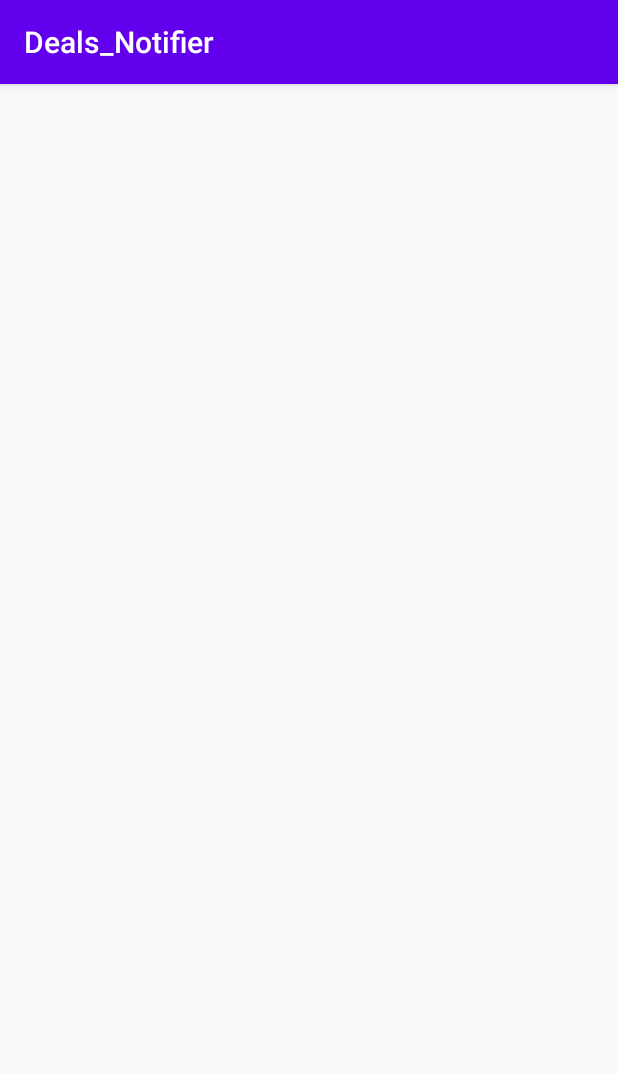
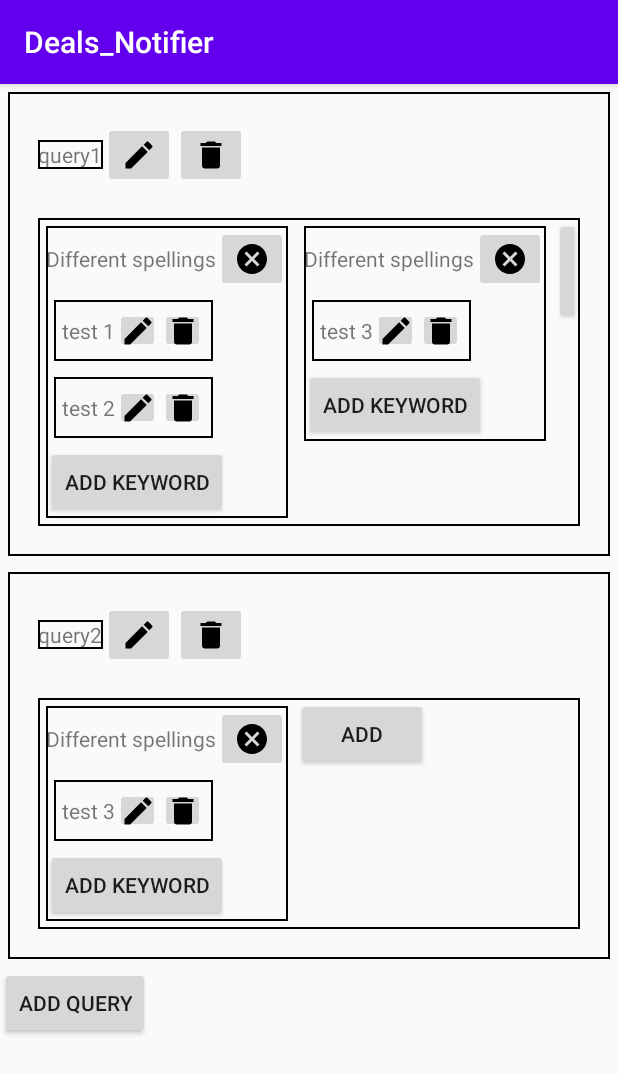
Before and after one commit to mdombrovsky/deals-notifier, an Android app: the fragment QueryFragment shown on its own in the app's theme, on a phone screen of 412 x 824 dp. Shown: the top 1074 px of the screen. Run offline under Robolectric (Android 15) with nearby library versions, the phone set to English and light mode, and no system bars.

Commit message:
Linked all the Query UI elements (eg. add, remove) up.

```diff
--- /dev/null
+++ b/app/src/main/java/com/deals_notifier/deal/input_modal/ui/TextInputModal.kt
@@ -0,0 +1,32 @@
+package com.deals_notifier.deal.input_modal.ui
+
+import android.app.AlertDialog
+import android.content.Context
+import android.text.InputType
+import android.view.View
+import android.widget.EditText
+
+
+fun textInputModal(
+    context: Context, title: String, onSuccess: (String) -> Unit
+): View.OnClickListener {
+    return View.OnClickListener {
+
+        val builder = AlertDialog.Builder(context)
+        builder.setTitle(title)
+
+        val input = EditText(context)
+        input.inputType = InputType.TYPE_CLASS_TEXT
+
+        builder.setView(input)
+
+        builder.setPositiveButton("OK") { dialog, which ->
+            dialog.dismiss()
+            onSuccess(input.text.toString())
+        }
+
+        builder.setNegativeButton("Cancel") { dialog, which -> dialog.cancel() }
+
+        builder.show()
+    }
+}
--- a/app/src/main/java/com/deals_notifier/post/model/RedditPost.kt
+++ b/app/src/main/java/com/deals_notifier/post/model/RedditPost.kt
@@ -26,7 +26,7 @@ class RedditPost(jsonPost: JSONObject) : Post() {
             stringToSearchNoSpaces =
                 title.replace("\\s".toRegex(), "") + description.replace("\\s".toRegex(), "")
 
-            Log.d("RedditScraper","Post loaded: ${this.toString()}")
+            Log.d(this.javaClass.simpleName,"Post loaded: ${this.toString()}")
 
         } else {
             throw JSONException("Incorrect Format for Reddit Post")
--- a/app/src/main/java/com/deals_notifier/query/model/Query.kt
+++ b/app/src/main/java/com/deals_notifier/query/model/Query.kt
@@ -1,8 +1,6 @@
 package com.deals_notifier.query.model
 
 
+class Query(var title: String = "", var criteria: ArrayList<Criteria> = ArrayList()) {
 
-class Query {
-    var title:String = ""
-    var criteria: ArrayList<Criteria> = ArrayList()
 }
--- a/app/src/main/java/com/deals_notifier/query/ui/CriteriaAdapter.kt
+++ b/app/src/main/java/com/deals_notifier/query/ui/CriteriaAdapter.kt
@@ -3,39 +3,60 @@ package com.deals_notifier.query.ui
 import android.view.LayoutInflater
 import android.view.View
 import android.view.ViewGroup
+import android.widget.Button
+import android.widget.ImageButton
 import androidx.recyclerview.widget.LinearLayoutManager
 import androidx.recyclerview.widget.RecyclerView
 import com.deals_notifier.R
+import com.deals_notifier.deal.input_modal.ui.textInputModal
 import com.deals_notifier.query.model.CriteriaController
 import kotlinx.android.synthetic.main.criteria_column.view.*
 
-class CriteriaAdapter() : RecyclerView.Adapter<CriteriaAdapter.ViewHolder>() {
+class CriteriaAdapter() : RecyclerView.Adapter<CriteriaAdapter.CriteriaHolder>() {
 
     lateinit var controller: CriteriaController
 
     private val viewPool = RecyclerView.RecycledViewPool()
 
-    override fun onCreateViewHolder(parent: ViewGroup, viewType: Int): ViewHolder {
+    override fun onCreateViewHolder(parent: ViewGroup, viewType: Int): CriteriaHolder {
+
+
         val inflater: LayoutInflater = LayoutInflater.from(parent.context)
         val view: View = inflater.inflate(R.layout.criteria_column, parent, false)
-        return ViewHolder(view)
+        return CriteriaHolder(view)
+
     }
 
     override fun getItemCount(): Int {
         return if (this::controller.isInitialized) this.controller.getSize() else 0
     }
 
-    override fun onBindViewHolder(holder: ViewHolder, position: Int) {
+    override fun onBindViewHolder(holder: CriteriaHolder, position: Int) {
+
+        val newAdapter = controller.createKeyWordAdapter(position)
         holder.recyclerView.apply {
             layoutManager =
                 LinearLayoutManager(holder.recyclerView.context, RecyclerView.VERTICAL, false)
-            adapter = controller.createKeyWordAdapter(position)
+            adapter = newAdapter
 
         }
         holder.recyclerView.setRecycledViewPool(viewPool)
+
+
+        holder.addKeywordButton.setOnClickListener(
+            textInputModal(holder.addKeywordButton.context, "Add Keyword")
+            { text: String -> newAdapter.controller.add(text) }
+        )
+
+        holder.deleteCriteriaButton.setOnClickListener {
+            controller.remove(holder.adapterPosition)
+        }
     }
 
-    inner class ViewHolder(itemView: View) : RecyclerView.ViewHolder(itemView) {
+
+    inner class CriteriaHolder(itemView: View) : RecyclerView.ViewHolder(itemView) {
         val recyclerView: RecyclerView = itemView.recyclerView
+        val addKeywordButton: Button = itemView.addKeywordButton
+        val deleteCriteriaButton: ImageButton = itemView.deleteColumnButton
     }
 }
--- a/app/src/main/java/com/deals_notifier/query/ui/KeywordAdapter.kt
+++ b/app/src/main/java/com/deals_notifier/query/ui/KeywordAdapter.kt
@@ -3,32 +3,45 @@ package com.deals_notifier.query.ui
 import android.view.LayoutInflater
 import android.view.View
 import android.view.ViewGroup
+import android.widget.ImageButton
 import android.widget.TextView
 import androidx.recyclerview.widget.RecyclerView
 import com.deals_notifier.R
+import com.deals_notifier.deal.input_modal.ui.textInputModal
 import com.deals_notifier.query.model.KeywordController
 import kotlinx.android.synthetic.main.individual_keyword.view.*
 
-class KeywordAdapter: RecyclerView.Adapter<KeywordAdapter.ViewHolder>() {
+
+class KeywordAdapter : RecyclerView.Adapter<KeywordAdapter.KeywordHolder>() {
 
     lateinit var controller: KeywordController
 
-    override fun onCreateViewHolder(parent: ViewGroup, viewType: Int): ViewHolder {
+    override fun onCreateViewHolder(parent: ViewGroup, viewType: Int): KeywordHolder {
         val inflater: LayoutInflater = LayoutInflater.from(parent.context)
         val view: View = inflater.inflate(R.layout.individual_keyword, parent, false)
-        return ViewHolder(view)
+        return KeywordHolder(view)
     }
 
     override fun getItemCount(): Int {
         return if (this::controller.isInitialized) this.controller.getSize() else 0
     }
 
-    override fun onBindViewHolder(holder: ViewHolder, position: Int) {
+    override fun onBindViewHolder(holder: KeywordHolder, position: Int) {
         holder.keyWord.text = controller.getKeyWord(position)
+        holder.deleteKeywordButton.setOnClickListener {
+            controller.remove(holder.adapterPosition)
+        }
+
+        holder.editKeywordButton.setOnClickListener(
+            textInputModal(holder.editKeywordButton.context, "Edit Keyword")
+            { text: String -> controller.edit(holder.adapterPosition, text) }
+        )
     }
 
-    inner class ViewHolder(itemView: View):RecyclerView.ViewHolder(itemView){
-        val keyWord:TextView = itemView.keyWord
+    inner class KeywordHolder(itemView: View) : RecyclerView.ViewHolder(itemView) {
+        val keyWord: TextView = itemView.keyWord
+        val editKeywordButton: ImageButton = itemView.editKeywordButton
+        val deleteKeywordButton: ImageButton = itemView.deleteKeywordButton
     }
 
 }
--- a/app/src/main/java/com/deals_notifier/query/ui/QueryAdapter.kt
+++ b/app/src/main/java/com/deals_notifier/query/ui/QueryAdapter.kt
@@ -3,10 +3,13 @@ package com.deals_notifier.query.ui
 import android.view.LayoutInflater
 import android.view.View
 import android.view.ViewGroup
+import android.widget.Button
+import android.widget.ImageButton
 import android.widget.TextView
 import androidx.recyclerview.widget.LinearLayoutManager
 import androidx.recyclerview.widget.RecyclerView
 import com.deals_notifier.R
+import com.deals_notifier.deal.input_modal.ui.textInputModal
 import com.deals_notifier.query.model.QueryController
 import kotlinx.android.synthetic.main.query_card.view.*
 
@@ -28,18 +31,35 @@ class QueryAdapter() :
     }
 
     override fun onBindViewHolder(holder: QueryHolder, position: Int) {
-        holder.title.text = controller.getQueryTitle(position)
+        val newAdapter = controller.createCriteriaAdapter(position)
+        holder.queryTitle.text = controller.getQueryTitle(position)
         holder.recyclerView.apply {
             layoutManager =
                 LinearLayoutManager(holder.recyclerView.context, RecyclerView.HORIZONTAL, false)
-            adapter = controller.createCriteriaAdapter(position)
+            adapter = newAdapter
         }
 
         holder.recyclerView.setRecycledViewPool(viewPool)
+
+        holder.addCriteriaButton.setOnClickListener {
+            newAdapter.controller.add()
+        }
+
+        holder.editQueryTitle.setOnClickListener(
+            textInputModal(holder.editQueryTitle.context, "Edit Query Title")
+            { text: String -> controller.setQueryTitle(holder.adapterPosition, text) }
+        )
+
+        holder.deleteQueryButton.setOnClickListener{
+            controller.remove(holder.adapterPosition)
+        }
     }
 
     inner class QueryHolder(itemView: View) : RecyclerView.ViewHolder(itemView) {
-        val title: TextView = itemView.queryTitle
+        val queryTitle: TextView = itemView.queryTitle
         val recyclerView: RecyclerView = itemView.searchColumnRecyclerView
+        val editQueryTitle: ImageButton = itemView.editQueryTitleButton
+        val addCriteriaButton: Button = itemView.addColumnButton
+        val deleteQueryButton: ImageButton= itemView.deleteQueryButton
     }
 }
--- a/app/src/main/java/com/deals_notifier/query/ui/QueryFragment.kt
+++ b/app/src/main/java/com/deals_notifier/query/ui/QueryFragment.kt
@@ -5,18 +5,20 @@ import androidx.fragment.app.Fragment
 import android.view.LayoutInflater
 import android.view.View
 import android.view.ViewGroup
+import android.widget.Button
 import androidx.recyclerview.widget.LinearLayoutManager
 import androidx.recyclerview.widget.RecyclerView
 import com.deals_notifier.R
-import com.deals_notifier.deal.ui.DealAdapter
+import com.deals_notifier.deal.input_modal.ui.textInputModal
 import com.deals_notifier.query.model.Criteria
 import com.deals_notifier.query.model.Keyword
 import com.deals_notifier.query.model.Query
 import com.deals_notifier.query.model.QueryController
-import kotlinx.android.synthetic.main.fragment_deal.view.*
 import kotlinx.android.synthetic.main.fragment_query.view.*
 
 class QueryFragment() : Fragment() {
+
+    private lateinit var addButton: Button
 
     override fun onCreateView(
         inflater: LayoutInflater, container: ViewGroup?,
@@ -24,7 +26,11 @@ class QueryFragment() : Fragment() {
     ): View? {
         // Inflate the layout for this fragment
         val view = inflater.inflate(R.layout.fragment_query, container, false)
+
+        addButton = view.addQueryButton
+
         implementRecyclerView(view)
+
 
         return view
 
@@ -32,11 +38,15 @@ class QueryFragment() : Fragment() {
 
     private fun implementRecyclerView(view: View) {
 
-        val queries = ArrayList<Query>()
-
         val queryAdapter = QueryAdapter()
 
-        val queryController = QueryController(queryAdapter, queries)
+
+        val queryController = QueryController(queryAdapter, createTestData())
+
+        addButton.setOnClickListener(
+            textInputModal(view.context, "Create Query")
+            { text: String -> queryController.add(text) }
+        )
 
         val recyclerView: RecyclerView = view.queryRecyclerView
         recyclerView.apply {
@@ -44,4 +54,25 @@ class QueryFragment() : Fragment() {
             layoutManager = LinearLayoutManager(this.context)
         }
     }
+
+    private fun createTestData(): ArrayList<Query> {
+        val keyword = Keyword("test 1")
+        val keyword2 = Keyword("test 2")
+        val keyword3 = Keyword("test 3")
+        val criteria = Criteria()
+        criteria.keywords = arrayListOf(keyword, keyword2)
+        val criteria2 = Criteria()
+        criteria2.keywords = arrayListOf(keyword3)
+        val query = Query()
+        query.title = "query1"
+        query.criteria = arrayListOf(criteria, criteria2)
+        val query2 = Query()
+        query2.title = "query2"
+
+        query2.criteria = arrayListOf(criteria2)
+
+        val queries = arrayListOf(query, query2)
+
+        return queries
+    }
 }
--- a/app/src/main/java/com/deals_notifier/scraper/model/RedditScraper.kt
+++ b/app/src/main/java/com/deals_notifier/scraper/model/RedditScraper.kt
@@ -40,7 +40,7 @@ class RedditScraper(private val subReddit: String) : Scraper() {
         response = try {
             url.readText()
         } catch (e: Exception) {
-            Log.e("RedditScraper", "Error getting response: $e")
+            Log.e(this.javaClass.simpleName, "Error getting response: $e")
             ""
         }
         return response
--- /dev/null
+++ b/app/src/main/res/drawable/black_border.xml
@@ -0,0 +1,7 @@
+<?xml version="1.0" encoding="utf-8"?>
+<shape xmlns:android="http://schemas.android.com/apk/res/android"
+    android:shape="rectangle">
+    <stroke
+        android:width="1dp"
+        android:color="@android:color/black" />
+</shape>
--- /dev/null
+++ b/app/src/main/res/drawable/close_circle.xml
@@ -0,0 +1,8 @@
+<!-- drawable/close_circle.xml -->
+<vector xmlns:android="http://schemas.android.com/apk/res/android"
+    android:height="24dp"
+    android:width="24dp"
+    android:viewportWidth="24"
+    android:viewportHeight="24">
+    <path android:fillColor="#000" android:pathData="M12,2C17.53,2 22,6.47 22,12C22,17.53 17.53,22 12,22C6.47,22 2,17.53 2,12C2,6.47 6.47,2 12,2M15.59,7L12,10.59L8.41,7L7,8.41L10.59,12L7,15.59L8.41,17L12,13.41L15.59,17L17,15.59L13.41,12L17,8.41L15.59,7Z" />
+</vector>
--- /dev/null
+++ b/app/src/main/res/drawable/delete.xml
@@ -0,0 +1,8 @@
+<!-- drawable/delete.xml -->
+<vector xmlns:android="http://schemas.android.com/apk/res/android"
+    android:height="24dp"
+    android:width="24dp"
+    android:viewportWidth="24"
+    android:viewportHeight="24">
+    <path android:fillColor="#000" android:pathData="M19,4H15.5L14.5,3H9.5L8.5,4H5V6H19M6,19A2,2 0 0,0 8,21H16A2,2 0 0,0 18,19V7H6V19Z" />
+</vector>
--- /dev/null
+++ b/app/src/main/res/drawable/pencil.xml
@@ -0,0 +1,8 @@
+<!-- drawable/pencil.xml -->
+<vector xmlns:android="http://schemas.android.com/apk/res/android"
+    android:height="24dp"
+    android:width="24dp"
+    android:viewportWidth="24"
+    android:viewportHeight="24">
+    <path android:fillColor="#000" android:pathData="M20.71,7.04C21.1,6.65 21.1,6 20.71,5.63L18.37,3.29C18,2.9 17.35,2.9 16.96,3.29L15.12,5.12L18.87,8.87M3,17.25V21H6.75L17.81,9.93L14.06,6.18L3,17.25Z" />
+</vector>
--- a/app/src/main/res/layout/criteria_column.xml
+++ b/app/src/main/res/layout/criteria_column.xml
@@ -1,20 +1,52 @@
 <?xml version="1.0" encoding="utf-8"?>
-<androidx.constraintlayout.widget.ConstraintLayout
-    xmlns:android="http://schemas.android.com/apk/res/android"
+<LinearLayout xmlns:android="http://schemas.android.com/apk/res/android"
     xmlns:app="http://schemas.android.com/apk/res-auto"
     xmlns:tools="http://schemas.android.com/tools"
-    android:layout_width="match_parent"
-    android:layout_height="match_parent">
+    android:layout_width="wrap_content"
+    android:layout_height="wrap_content"
+    android:layout_margin="5dp"
+    android:background="@drawable/black_border"
+    android:orientation="vertical">
+
+    <LinearLayout
+        android:layout_width="wrap_content"
+        android:layout_height="wrap_content"
+        android:orientation="horizontal">
+
+        <TextView
+            android:layout_width="wrap_content"
+            android:layout_height="wrap_content"
+            android:layout_gravity="center"
+            android:text="Different spellings" />
+
+        <ImageButton
+            android:id="@+id/deleteColumnButton"
+            android:layout_width="wrap_content"
+            android:layout_height="wrap_content"
+            android:layout_gravity="top|right"
+            android:src="@drawable/close_circle"
+            tools:ignore="RtlHardcoded,RtlSymmetry" />
+    </LinearLayout>
+
+    <LinearLayout
+        android:layout_width="wrap_content"
+        android:layout_height="wrap_content"
+        android:orientation="vertical">
 
 
+        <androidx.recyclerview.widget.RecyclerView
+            android:id="@+id/recyclerView"
+            android:layout_width="wrap_content"
+            android:layout_height="wrap_content"
+            android:foregroundGravity="left" />
 
-    <androidx.recyclerview.widget.RecyclerView
-        android:id="@+id/recyclerView"
-        android:layout_width="match_parent"
-        android:layout_height="wrap_content"
-        android:foregroundGravity="left"
-        app:layout_constraintBottom_toBottomOf="parent"
-        app:layout_constraintEnd_toEndOf="parent"
-        app:layout_constraintStart_toStartOf="parent"
-        app:layout_constraintTop_toTopOf="parent" />
-</androidx.constraintlayout.widget.ConstraintLayout>
+        <Button
+            android:id="@+id/addKeywordButton"
+            android:layout_width="wrap_content"
+            android:layout_height="wrap_content"
+            android:maxLines="1"
+            android:text="Add Keyword" />
+
+
+    </LinearLayout>
+</LinearLayout>
--- a/app/src/main/res/layout/fragment_query.xml
+++ b/app/src/main/res/layout/fragment_query.xml
@@ -1,23 +1,21 @@
 <?xml version="1.0" encoding="utf-8"?>
-<FrameLayout xmlns:android="http://schemas.android.com/apk/res/android"
+<LinearLayout xmlns:android="http://schemas.android.com/apk/res/android"
     xmlns:tools="http://schemas.android.com/tools"
     android:layout_width="match_parent"
-    android:layout_height="match_parent"
+    android:layout_height="wrap_content"
+    android:orientation="vertical"
     tools:context=".query.ui.QueryFragment">
 
-
-<!--    <TextView-->
-<!--        android:layout_width="wrap_content"-->
-<!--        android:layout_height="wrap_content"-->
-<!--        android:text="test2"-->
-<!--        android:layout_gravity="center"-->
-
-<!--        android:textSize="100dp"/>-->
 
     <androidx.recyclerview.widget.RecyclerView
         android:id="@+id/queryRecyclerView"
         android:layout_width="match_parent"
-        android:layout_height="match_parent"
-        />
+        android:layout_height="wrap_content" />
 
-</FrameLayout>
+    <Button
+        android:id="@+id/addQueryButton"
+        android:layout_width="wrap_content"
+        android:layout_height="wrap_content"
+        android:text="Add Query" />
+
+</LinearLayout>
--- a/app/src/main/res/layout/individual_keyword.xml
+++ b/app/src/main/res/layout/individual_keyword.xml
@@ -1,17 +1,33 @@
 <?xml version="1.0" encoding="utf-8"?>
-<androidx.constraintlayout.widget.ConstraintLayout
-    xmlns:android="http://schemas.android.com/apk/res/android"
+<LinearLayout xmlns:android="http://schemas.android.com/apk/res/android"
     xmlns:app="http://schemas.android.com/apk/res-auto"
-    android:layout_width="match_parent"
-    android:layout_height="match_parent">
+    android:layout_width="wrap_content"
+    android:layout_height="wrap_content"
+    android:layout_margin="5dp"
+    android:background="@drawable/black_border"
+    android:orientation="horizontal"
+    android:padding="5dp">
 
     <TextView
         android:id="@+id/keyWord"
         android:layout_width="wrap_content"
         android:layout_height="wrap_content"
-        android:text="TextView"
-        app:layout_constraintBottom_toBottomOf="parent"
-        app:layout_constraintEnd_toEndOf="parent"
-        app:layout_constraintStart_toStartOf="parent"
-        app:layout_constraintTop_toTopOf="parent" />
-</androidx.constraintlayout.widget.ConstraintLayout>
+        android:layout_gravity="center"
+        android:text="TextView" />
+
+    <ImageButton
+        android:id="@+id/editKeywordButton"
+        android:layout_width="30dp"
+        android:layout_height="30dp"
+        android:src="@drawable/pencil"
+        android:contentDescription="Edit Keyword" />
+
+    <ImageButton
+        android:id="@+id/deleteKeywordButton"
+        android:layout_width="30dp"
+        android:layout_height="30dp"
+        android:src="@drawable/delete"
+        android:contentDescription="Delete Keyword" />
+
+
+</LinearLayout>
--- a/app/src/main/res/layout/query_card.xml
+++ b/app/src/main/res/layout/query_card.xml
@@ -1,33 +1,68 @@
-<?xml version="1.0" encoding="utf-8"?>
-<androidx.constraintlayout.widget.ConstraintLayout
-    xmlns:android="http://schemas.android.com/apk/res/android"
-    xmlns:app="http://schemas.android.com/apk/res-auto"
-    xmlns:tools="http://schemas.android.com/tools"
+<!--<com.google.android.material.card.MaterialCardView xmlns:android="http://schemas.android.com/apk/res/android"-->
+<!--    android:layout_width="match_parent"-->
+<!--    android:layout_height="wrap_content">-->
+
+<LinearLayout xmlns:android="http://schemas.android.com/apk/res/android"
     android:layout_width="match_parent"
-    android:layout_height="match_parent">
+    android:layout_height="wrap_content"
+    android:layout_margin="5dp"
+    android:background="@drawable/black_border"
+    android:orientation="vertical">
+
+    <LinearLayout
+        android:layout_width="match_parent"
+        android:layout_height="wrap_content"
+        android:layout_marginLeft="20dp"
+        android:layout_marginTop="20dp"
+        android:layout_marginRight="20dp"
+        android:layout_marginBottom="0dp"
+        android:orientation="horizontal">
 
         <TextView
             android:id="@+id/queryTitle"
             android:layout_width="wrap_content"
             android:layout_height="wrap_content"
-        android:text="TextView"
-        app:layout_constraintEnd_toEndOf="parent"
-        app:layout_constraintStart_toStartOf="parent"
-        app:layout_constraintTop_toTopOf="parent" />
+
+            android:layout_gravity="center"
+            android:background="@drawable/black_border"
+            android:text="Title" />
+
+        <ImageButton
+            android:id="@+id/editQueryTitleButton"
+            android:layout_width="wrap_content"
+            android:layout_height="wrap_content"
+            android:contentDescription="Edit Query Title"
+            android:src="@drawable/pencil" />
+
+        <ImageButton
+            android:id="@+id/deleteQueryButton"
+            android:layout_width="wrap_content"
+            android:layout_height="wrap_content"
+            android:contentDescription="Delete Query"
+            android:src="@drawable/delete" />
+    </LinearLayout>
+
+    <LinearLayout
+        android:layout_width="match_parent"
+        android:layout_height="match_parent"
+        android:layout_margin="20dp"
+        android:background="@drawable/black_border"
+        android:orientation="horizontal">
 
         <androidx.recyclerview.widget.RecyclerView
             android:id="@+id/searchColumnRecyclerView"
-        android:layout_width="match_parent"
+
+            android:layout_width="wrap_content"
             android:layout_height="wrap_content"
-        android:layout_marginTop="16dp"
-        app:layout_constraintEnd_toEndOf="parent"
-        app:layout_constraintHorizontal_bias="0.0"
-        app:layout_constraintStart_toStartOf="parent"
-        app:layout_constraintTop_toBottomOf="@+id/queryTitle"
-        android:orientation="horizontal"
-
-        >
+            android:orientation="horizontal">
 
         </androidx.recyclerview.widget.RecyclerView>
 
-</androidx.constraintlayout.widget.ConstraintLayout>
+        <Button
+            android:id="@+id/addColumnButton"
+            android:layout_width="wrap_content"
+            android:layout_height="wrap_content"
+            android:text="Add" />
+
+    </LinearLayout>
+</LinearLayout>
```
Also changed, not shown: app/src/main/java/com/deals_notifier/query/model/CriteriaController.kt (+26 -2 lines), app/src/main/java/com/deals_notifier/query/model/KeywordController.kt (+39 -3 lines), app/src/main/java/com/deals_notifier/query/model/QueryController.kt (+29 -2 lines). Lines whose indentation alone changed are shown as unchanged.
